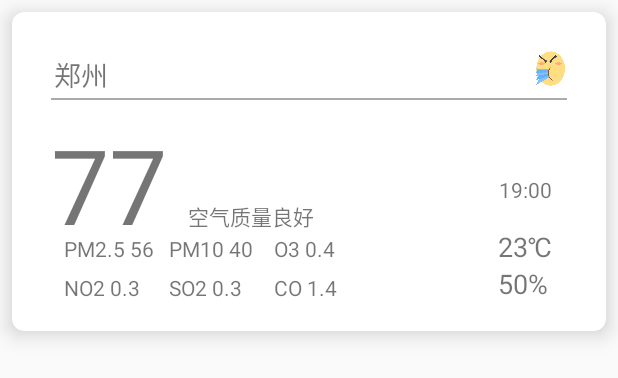
After one commit to Shane-HXY/Pm25OnlineDetectSystemDemo, an Android app: the layout item_card.xml on its own in the app's theme, with its tools: preview values and no code run, on a phone screen of 412 x 824 dp. The commit adds this screen. Shown: the top 378 px of the screen. Run offline under Robolectric (Android 15) with nearby library versions, the phone set to English and light mode, and no system bars.

Commit message:
Update on April.4th

```diff
--- a/app/build.gradle
+++ b/app/build.gradle
@@ -28,4 +28,5 @@ dependencies {
     compile files('libs/AMap_2DMap_V2.8.1_20160202.jar')
     compile files('libs/AMap_Location_V2.4.1_20160414.jar')
     compile 'com.android.support:cardview-v7:23.3.0'
+    compile 'com.android.support:recyclerview-v7:23.3.0'
 }
--- a/app/src/main/java/com/example/huangxiangyu/pm25onlinedetectsystemdemo/db/Pm25OpenHelper.java
+++ b/app/src/main/java/com/example/huangxiangyu/pm25onlinedetectsystemdemo/db/Pm25OpenHelper.java
@@ -66,10 +66,9 @@ public class Pm25OpenHelper extends SQLiteOpenHelper {
             + "city_id text, "
             + "city_name text, "
             + "update text, "
-            + "loc text, "
             + "aqi integer, "
             + "pm25 real, "
-            + "pm10 real"
+            + "pm10 real, "
             + "so2 real, "
             + "no2 real, "
             + "co real, "
@@ -77,7 +76,7 @@ public class Pm25OpenHelper extends SQLiteOpenHelper {
             + "qlty real, "
             + "tmp real, "
             + "hum real, "
-            + "code text)";
+            + "code integer)";
 
     public Pm25OpenHelper(Context context, String name, SQLiteDatabase.CursorFactory factory, int version) {
         super(context, name, factory, version);
--- /dev/null
+++ b/app/src/main/res/layout/item_card.xml
@@ -0,0 +1,15 @@
+<?xml version="1.0" encoding="utf-8"?>
+<android.support.v7.widget.CardView xmlns:android="http://schemas.android.com/apk/res/android"
+    xmlns:app="http://schemas.android.com/apk/res-auto"
+    android:id="@+id/card_view"
+    android:layout_width="match_parent"
+    android:layout_height="wrap_content"
+    android:layout_margin="8dp"
+    android:clickable="true"
+    app:cardCornerRadius="8dp"
+    app:cardElevation="8dp"
+    app:contentPadding="16dp">
+
+    <include layout="@layout/weather_item" />
+
+</android.support.v7.widget.CardView>
--- a/app/src/main/res/layout/main_act.xml
+++ b/app/src/main/res/layout/main_act.xml
@@ -21,7 +21,7 @@
             android:layout_height="wrap_content" >
 
             <include android:id="@+id/toolbar"
-                layout="@layout/toolbar" ></include>
+                layout="@layout/toolbar" />
         </android.support.design.widget.AppBarLayout>
 
         <android.support.design.widget.CoordinatorLayout
--- /dev/null
+++ b/app/src/main/res/layout/weather_detail.xml
@@ -0,0 +1,6 @@
+<?xml version="1.0" encoding="utf-8"?>
+<LinearLayout xmlns:android="http://schemas.android.com/apk/res/android"
+    android:orientation="vertical" android:layout_width="match_parent"
+    android:layout_height="match_parent">
+
+</LinearLayout>
--- a/app/src/main/res/layout/weather_item.xml
+++ b/app/src/main/res/layout/weather_item.xml
@@ -7,9 +7,11 @@
     <LinearLayout
         android:layout_width="match_parent"
         android:layout_height="wrap_content"
+        android:orientation="horizontal"
         android:paddingTop="10dp">
 
         <TextView
+            android:id="@+id/city_name"
             android:layout_width="wrap_content"
             android:layout_height="wrap_content"
             android:layout_marginLeft="10dp"
@@ -17,19 +19,21 @@
             android:text="郑州"
             android:textSize="18dp" />
 
-        <ImageView
-            android:layout_width="23dp"
-            android:layout_height="23dp"
-            android:layout_marginLeft="262dp"
-            android:src="@drawable/chuishui" />
+        <LinearLayout
+            android:layout_width="match_parent"
+            android:layout_height="wrap_content"
+            android:gravity="right">
 
-        <TextView
-            android:layout_width="wrap_content"
-            android:layout_height="wrap_content"
-            android:layout_alignParentRight="true"
-            android:layout_marginRight="1dp"
-            android:text="23#"
-            android:textSize="18dp" />
+            <ImageView
+                android:id="@+id/code"
+                android:layout_width="23dp"
+                android:layout_height="23dp"
+                android:layout_marginRight="10dp"
+                android:src="@drawable/chuishui" />
+
+
+        </LinearLayout>
+
     </LinearLayout>
 
     <LinearLayout
@@ -46,33 +50,30 @@
         android:layout_marginRight="10dp"
         android:layout_marginTop="10dp">
 
-        <TextView
-            android:layout_width="wrap_content"
-            android:layout_height="wrap_content"
-            android:text="77"
-            android:textSize="69dp" />
-
         <LinearLayout
             android:layout_width="wrap_content"
-            android:layout_height="wrap_content"
-            android:layout_marginLeft="99dp"
-            android:layout_marginTop="21dp"
-            android:orientation="vertical">
+            android:layout_height="wrap_content">
 
             <TextView
+                android:id="@+id/aqi"
                 android:layout_width="wrap_content"
                 android:layout_height="wrap_content"
-                android:paddingBottom="4dp"
-                android:text="中原区" />
+                android:text="77"
+                android:textSize="69dp" />
+
 
             <TextView
+                android:id="@+id/qlty"
                 android:layout_width="wrap_content"
                 android:layout_height="wrap_content"
-                android:padding="4dp"
+                android:padding="14dp"
                 android:text="空气质量良好" />
         </LinearLayout>
 
+
+
         <TextView
+            android:id="@+id/update"
             android:layout_width="wrap_content"
             android:layout_height="wrap_content"
             android:layout_alignParentRight="true"
@@ -80,7 +81,7 @@
             android:layout_marginTop="40dp"
             android:text="19:00" />
 
-        <LinearLayout
+        <RelativeLayout
             android:layout_width="wrap_content"
             android:layout_height="wrap_content"
             android:layout_marginLeft="5dp"
@@ -90,38 +91,90 @@
             <LinearLayout
                 android:layout_width="wrap_content"
                 android:layout_height="wrap_content"
-                android:orientation="horizontal">
+                android:orientation="vertical">
 
                 <TextView
+                    android:id="@+id/pm25"
                     android:layout_width="wrap_content"
                     android:layout_height="wrap_content"
+                    android:padding="3dp"
                     android:text="PM2.5 56" />
 
                 <TextView
+                    android:id="@+id/no2"
                     android:layout_width="wrap_content"
                     android:layout_height="wrap_content"
-                    android:layout_marginLeft="10dp"
+                    android:padding="3dp"
+                    android:text="NO2 0.3" />
+
+
+            </LinearLayout>
+
+            <LinearLayout
+                android:layout_width="wrap_content"
+                android:layout_height="wrap_content"
+                android:layout_marginLeft="70dp"
+                android:orientation="vertical">
+
+                <TextView
+                    android:id="@+id/pm10"
+                    android:layout_width="wrap_content"
+                    android:layout_height="wrap_content"
+                    android:padding="3dp"
                     android:text="PM10 40" />
 
                 <TextView
+                    android:id="@+id/so2"
                     android:layout_width="wrap_content"
                     android:layout_height="wrap_content"
-                    android:layout_marginLeft="10dp"
+                    android:padding="3dp"
                     android:text="SO2 0.3" />
             </LinearLayout>
 
             <LinearLayout
                 android:layout_width="wrap_content"
                 android:layout_height="wrap_content"
-                android:layout_marginTop="5dp"
-                android:orientation="horizontal">
+                android:layout_marginLeft="140dp"
+                android:orientation="vertical">
 
                 <TextView
+                    android:id="@+id/o3"
                     android:layout_width="wrap_content"
                     android:layout_height="wrap_content"
-                    android:text="NO2 0.3"/>
+                    android:padding="3dp"
+                    android:text="O3 0.4" />
+
+                <TextView
+                    android:id="@+id/co"
+                    android:layout_width="wrap_content"
+                    android:layout_height="wrap_content"
+                    android:padding="3dp"
+                    android:text="CO 1.4" />
             </LinearLayout>
 
+        </RelativeLayout>
+
+        <LinearLayout
+            android:layout_width="wrap_content"
+            android:layout_height="wrap_content"
+            android:layout_alignParentRight="true"
+            android:layout_marginRight="10dp"
+            android:layout_marginTop="75dp"
+            android:orientation="vertical">
+
+            <TextView
+                android:id="@+id/tmp"
+                android:layout_width="wrap_content"
+                android:layout_height="wrap_content"
+                android:text="23℃"
+                android:textSize="18dp" />
+
+            <TextView
+                android:id="@+id/hum"
+                android:layout_width="wrap_content"
+                android:layout_height="wrap_content"
+                android:text="50%"
+                android:textSize="18dp" />
         </LinearLayout>
     </RelativeLayout>
 
```
Also changed, not shown: app/src/main/AndroidManifest.xml (+15 -3 lines), app/src/main/java/com/example/huangxiangyu/pm25onlinedetectsystemdemo/RecyclerViewAdapter.java (added, +108 -0 lines), app/src/main/java/com/example/huangxiangyu/pm25onlinedetectsystemdemo/activity/FrontActivity.java (+31 -0 lines), app/src/main/java/com/example/huangxiangyu/pm25onlinedetectsystemdemo/activity/WeatherItemActivity.java (added, +21 -0 lines), app/src/main/java/com/example/huangxiangyu/pm25onlinedetectsystemdemo/db/Pm25DB.java (+9 -11 lines), app/src/main/java/com/example/huangxiangyu/pm25onlinedetectsystemdemo/model/WeatherData.java (+45 -38 lines), app/src/main/res/layout/nav_header.xml (+8 -10 lines), app/src/main/res/layout/weather_main.xml (+8 -18 lines).
